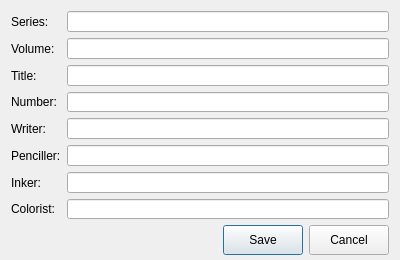
First picture: the form in gui/MetaEditor.ui, repository ciromattia/kcc, before the edit.
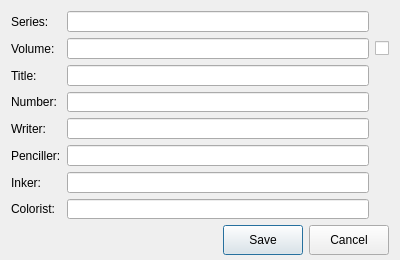
Second picture: the form after the edit. Icons and pictures are not drawn.

Commit message:
Move bulkVolumeCheck widget definition to MetaEditor.ui
* Define bulkVolumeCheck QCheckBox in MetaEditor.ui instead of creating it programmatically in KCC_gui.py

* Update tab order to include bulkVolumeCheck after volumeLine

Diff of the .ui file:
```diff
--- a/gui/MetaEditor.ui
+++ b/gui/MetaEditor.ui
@@ -62,6 +62,19 @@
       <item row="1" column="1">
        <widget class="QLineEdit" name="volumeLine"/>
       </item>
+      <item row="1" column="2">
+       <widget class="QCheckBox" name="bulkVolumeCheck">
+        <property name="visible">
+         <bool>false</bool>
+        </property>
+        <property name="toolTip">
+         <string>&lt;b&gt;Bulk Volume Editing&lt;/b&gt;&lt;br&gt;Check this box to assign volume numbers to multiple files.&lt;br&gt;&lt;br&gt;&lt;b&gt;Input formats:&lt;/b&gt;&lt;br&gt;&lt;code&gt;5&lt;/code&gt; → sequence starting from 5 (5, 6, 7...)&lt;br&gt;&lt;code&gt;1-10&lt;/code&gt; → range from 1 to 10&lt;br&gt;&lt;code&gt;1, 3, 5&lt;/code&gt; → specific values&lt;br&gt;&lt;br&gt;&lt;i&gt;Note: Files are sorted alphabetically before assignment.&lt;/i&gt;</string>
+        </property>
+        <property name="text">
+         <string/>
+        </property>
+       </widget>
+      </item>
       <item row="3" column="0">
        <widget class="QLabel" name="label_3">
         <property name="text">
```
Left out of the diff: 1 changed line with no effect on the pictures. The commit also changes 2 other files.
